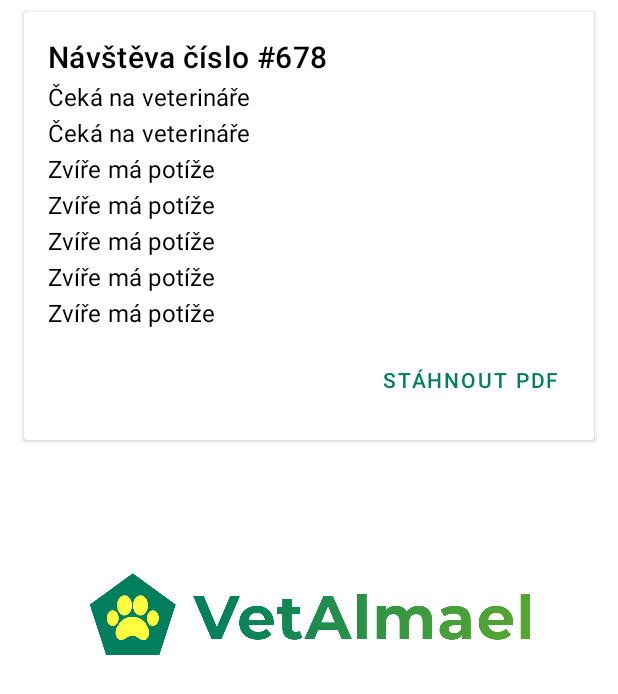
After one commit to st52530/nnpro-android, an Android app: the layout item_animal_report.xml on its own in the app's theme, with its tools: preview values and no code run, on a phone screen of 412 x 824 dp. The commit adds this screen. Shown: the top 694 px of the screen. Run offline under Robolectric (Android 15) with nearby library versions, the phone set to English and light mode, and no system bars; network calls fail.

Commit message:
Show animal cards

```diff
--- a/app/src/main/java/cz/upce/vetalmael/animals/list/AnimalsFragment.kt
+++ b/app/src/main/java/cz/upce/vetalmael/animals/list/AnimalsFragment.kt
@@ -62,7 +62,7 @@
     }
 
     private fun onReportsClicked(animal: AnimalViewData) {
-        // TODO: Handle animal click.
+        findNavController().navigate(AnimalsFragmentDirections.actionAnimalsToAnimalCard(animal.id.toInt()))
     }
 
     private fun onMessagesClicked(animal: AnimalViewData) {
--- a/app/src/main/java/cz/upce/vetalmael/data/source/animal/AnimalRepository.kt
+++ b/app/src/main/java/cz/upce/vetalmael/data/source/animal/AnimalRepository.kt
@@ -3,6 +3,7 @@
 import cz.upce.vetalmael.base.repository.ErasableRepository
 import cz.upce.vetalmael.data.model.Animal
 import cz.upce.vetalmael.data.model.Message
+import cz.upce.vetalmael.data.model.Report
 
 interface AnimalRepository : ErasableRepository {
 
@@ -17,4 +18,6 @@
     suspend fun getMessages(animalId: Int): List<Message>
 
     suspend fun sendMessage(animalId: Int, message: String): Message
+
+    suspend fun getReports(animalId: Int): List<Report>
 }
--- a/app/src/main/java/cz/upce/vetalmael/data/source/animal/AnimalRepositoryImpl.kt
+++ b/app/src/main/java/cz/upce/vetalmael/data/source/animal/AnimalRepositoryImpl.kt
@@ -3,6 +3,7 @@
 import cz.upce.vetalmael.api.VetAlmaelApi
 import cz.upce.vetalmael.data.model.Animal
 import cz.upce.vetalmael.data.model.Message
+import cz.upce.vetalmael.data.model.Report
 import cz.upce.vetalmael.data.model.dto.AddAnimalRequest
 import cz.upce.vetalmael.data.model.dto.SendMessageRequest
 import cz.upce.vetalmael.data.source.application.ApplicationRepository
@@ -64,6 +65,10 @@
         return api.sendMessage(animalId, body)
     }
 
+    override suspend fun getReports(animalId: Int): List<Report> {
+        return api.getAnimalReports(animalId)
+    }
+
     override fun erase() {
         animalsCache = emptyList()
     }
--- a/app/src/main/java/cz/upce/vetalmael/di/FragmentModule.kt
+++ b/app/src/main/java/cz/upce/vetalmael/di/FragmentModule.kt
@@ -1,6 +1,7 @@
 package cz.upce.vetalmael.di
 
 import cz.upce.vetalmael.animals.add.AddAnimalFragment
+import cz.upce.vetalmael.animals.card.AnimalCardFragment
 import cz.upce.vetalmael.animals.list.AnimalsFragment
 import cz.upce.vetalmael.login.view.LoginFragment
 import cz.upce.vetalmael.messages.MessagesFragment
@@ -28,4 +29,6 @@
     fragment { AddReservationFragment(get(), get()) }
 
     fragment { MessagesFragment(get()) }
+
+    fragment { AnimalCardFragment(get()) }
 }
--- a/app/src/main/res/layout/item_animal.xml
+++ b/app/src/main/res/layout/item_animal.xml
@@ -43,7 +43,7 @@
             style="@style/Widget.MaterialComponents.Button.TextButton"
             android:layout_width="wrap_content"
             android:layout_height="wrap_content"
-            android:text="@string/reports"
+            android:text="@string/card"
             app:layout_constraintEnd_toEndOf="parent"
             app:layout_constraintTop_toTopOf="parent" />
 
--- /dev/null
+++ b/app/src/main/res/layout/item_animal_report.xml
@@ -0,0 +1,140 @@
+<?xml version="1.0" encoding="utf-8"?>
+<androidx.cardview.widget.CardView xmlns:android="http://schemas.android.com/apk/res/android"
+    xmlns:app="http://schemas.android.com/apk/res-auto"
+    xmlns:tools="http://schemas.android.com/tools"
+    android:layout_width="match_parent"
+    android:layout_height="wrap_content"
+    android:layout_marginHorizontal="16dp"
+    android:layout_marginVertical="8dp">
+
+    <androidx.constraintlayout.widget.ConstraintLayout
+        android:layout_width="match_parent"
+        android:layout_height="wrap_content"
+        android:background="?attr/selectableItemBackground"
+        android:minHeight="120dp"
+        android:padding="@dimen/size_16dp">
+
+        <TextView
+            android:id="@+id/reportIdTextView"
+            android:layout_width="0dp"
+            android:layout_height="wrap_content"
+            android:textAppearance="@style/TextAppearance.MaterialComponents.Headline6"
+            android:textColor="@color/black"
+            app:layout_constraintEnd_toEndOf="parent"
+            app:layout_constraintStart_toStartOf="parent"
+            app:layout_constraintTop_toTopOf="parent"
+            tools:text="Návštěva číslo #678" />
+
+        <TextView
+            android:id="@+id/stateTextView"
+            android:layout_width="0dp"
+            android:layout_height="wrap_content"
+            android:layout_marginTop="2dp"
+            android:textAppearance="@style/TextAppearance.MaterialComponents.Subtitle1"
+            android:textColor="@color/black"
+            app:layout_constraintEnd_toEndOf="@id/reportIdTextView"
+            app:layout_constraintStart_toStartOf="@id/reportIdTextView"
+            app:layout_constraintTop_toBottomOf="@id/reportIdTextView"
+            tools:text="Čeká na veterináře" />
+
+        <TextView
+            android:id="@+id/animalTextView"
+            android:layout_width="0dp"
+            android:layout_height="wrap_content"
+            android:layout_marginTop="2dp"
+            android:textAppearance="@style/TextAppearance.MaterialComponents.Subtitle1"
+            android:textColor="@color/black"
+            app:layout_constraintEnd_toEndOf="@id/stateTextView"
+            app:layout_constraintStart_toStartOf="@id/stateTextView"
+            app:layout_constraintTop_toBottomOf="@id/stateTextView"
+            tools:text="Čeká na veterináře" />
+
+        <TextView
+            android:id="@+id/descriptionTextView"
+            android:layout_width="0dp"
+            android:layout_height="wrap_content"
+            android:layout_marginTop="2dp"
+            android:textAppearance="@style/TextAppearance.MaterialComponents.Subtitle1"
+            android:textColor="@color/black"
+            app:layout_constraintEnd_toEndOf="@id/animalTextView"
+            app:layout_constraintStart_toStartOf="@id/animalTextView"
+            app:layout_constraintTop_toBottomOf="@id/animalTextView"
+            tools:text="Zvíře má potíže" />
+
+        <TextView
+            android:id="@+id/diagnosisTextView"
+            android:layout_width="0dp"
+            android:layout_height="wrap_content"
+            android:layout_marginTop="2dp"
+            android:textAppearance="@style/TextAppearance.MaterialComponents.Subtitle1"
+            android:textColor="@color/black"
+            app:layout_constraintEnd_toEndOf="@id/descriptionTextView"
+            app:layout_constraintStart_toStartOf="@id/descriptionTextView"
+            app:layout_constraintTop_toBottomOf="@id/descriptionTextView"
+            tools:text="Zvíře má potíže" />
+
+        <TextView
+            android:id="@+id/recommendationTextView"
+            android:layout_width="0dp"
+            android:layout_height="wrap_content"
+            android:layout_marginTop="2dp"
+            android:textAppearance="@style/TextAppearance.MaterialComponents.Subtitle1"
+            android:textColor="@color/black"
+            app:layout_constraintEnd_toEndOf="@id/diagnosisTextView"
+            app:layout_constraintStart_toStartOf="@id/diagnosisTextView"
+            app:layout_constraintTop_toBottomOf="@id/diagnosisTextView"
+            tools:text="Zvíře má potíže" />
+
+        <TextView
+            android:id="@+id/diagnosis2TextView"
+            android:layout_width="0dp"
+            android:layout_height="wrap_content"
+            android:layout_marginTop="2dp"
+            android:textAppearance="@style/TextAppearance.MaterialComponents.Subtitle1"
+            android:textColor="@color/black"
+            app:layout_constraintEnd_toEndOf="@id/recommendationTextView"
+            app:layout_constraintStart_toStartOf="@id/recommendationTextView"
+            app:layout_constraintTop_toBottomOf="@id/recommendationTextView"
+            tools:text="Zvíře má potíže" />
+
+        <TextView
+            android:id="@+id/operationTextView"
+            android:layout_width="0dp"
+            android:layout_height="wrap_content"
+            android:layout_marginTop="2dp"
+            android:textAppearance="@style/TextAppearance.MaterialComponents.Subtitle1"
+            android:textColor="@color/black"
+            app:layout_constraintEnd_toEndOf="@id/diagnosis2TextView"
+            app:layout_constraintStart_toStartOf="@id/diagnosis2TextView"
+            app:layout_constraintTop_toBottomOf="@id/diagnosis2TextView"
+            tools:text="Zvíře má potíže" />
+
+        <LinearLayout
+            android:id="@+id/medicinesLayout"
+            android:layout_width="0dp"
+            android:layout_height="wrap_content"
+            android:orientation="vertical"
+            app:layout_constraintEnd_toEndOf="@id/operationTextView"
+            app:layout_constraintStart_toStartOf="@id/operationTextView"
+            app:layout_constraintTop_toBottomOf="@id/operationTextView" />
+
+        <LinearLayout
+            android:id="@+id/consumablesLayout"
+            android:layout_width="0dp"
+            android:layout_height="wrap_content"
+            android:orientation="vertical"
+            app:layout_constraintEnd_toEndOf="@id/medicinesLayout"
+            app:layout_constraintStart_toStartOf="@id/medicinesLayout"
+            app:layout_constraintTop_toBottomOf="@id/medicinesLayout" />
+
+        <Button
+            android:id="@+id/exportButton"
+            style="@style/Widget.MaterialComponents.Button.TextButton"
+            android:layout_width="wrap_content"
+            android:layout_height="wrap_content"
+            android:layout_marginTop="10dp"
+            android:text="@string/download_pdf"
+            app:layout_constraintEnd_toEndOf="parent"
+            app:layout_constraintTop_toBottomOf="@id/consumablesLayout" />
+    </androidx.constraintlayout.widget.ConstraintLayout>
+</androidx.cardview.widget.CardView>
```
Also changed, not shown: app/src/main/java/cz/upce/vetalmael/animals/card/AnimalCardFragment.kt (added, +101 -0 lines), app/src/main/java/cz/upce/vetalmael/animals/card/AnimalReportDelegate.kt (added, +28 -0 lines), app/src/main/java/cz/upce/vetalmael/animals/card/ReportViewData.kt (added, +17 -0 lines), app/src/main/java/cz/upce/vetalmael/data/model/Report.kt (+5 -5 lines), app/src/main/res/layout/fragment_animal_card.xml (added, +50 -0 lines), app/src/main/res/navigation/main_navigation.xml (+17 -0 lines), app/src/main/res/values/strings.xml (+14 -1 lines).
